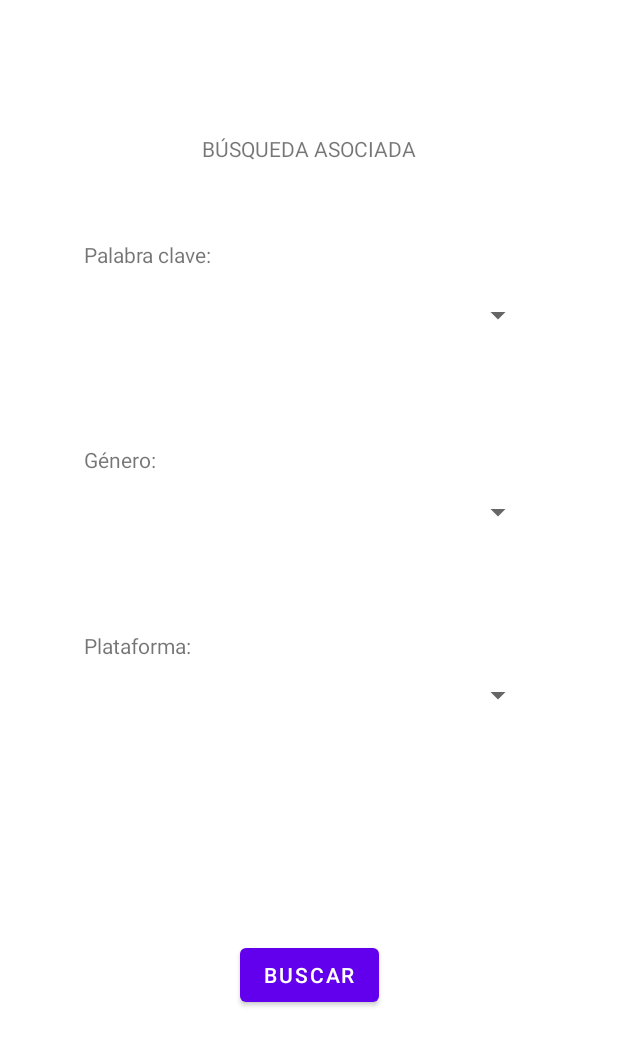
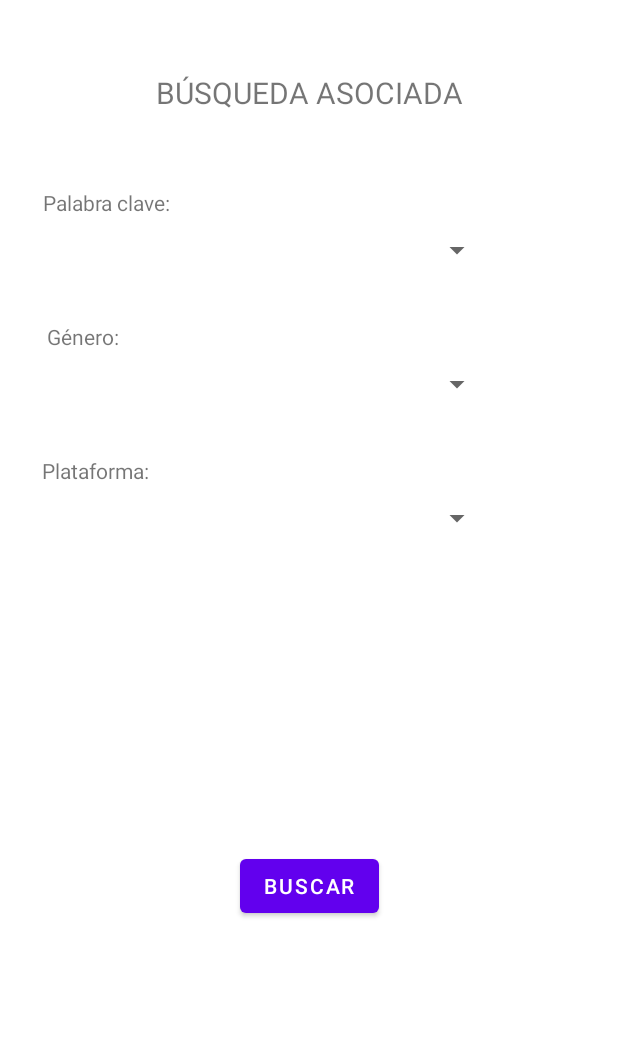
Before and after one commit to AronCold/VideogameStudio, an Android app: the layout activity_related_search.xml on its own in the app's theme, with its tools: preview values and no code run, on a phone screen of 412 x 824 dp. Shown: the top 1046 px of the screen. Run offline under Robolectric (Android 15) with nearby library versions, the phone set to English and light mode, and no system bars.

Commit message:
Solo faltan detalles.

```diff
--- a/app/src/main/java/com/example/videogamestudio/model/Videogame.kt
+++ b/app/src/main/java/com/example/videogamestudio/model/Videogame.kt
@@ -8,8 +8,8 @@ import java.util.*
 
 class Videogame(
     val name:String, val releaseDate:Date,
-    val genres: List<Genre>, val involved_companies: MutableList<InvolvedCompany>,
-    val platforms: MutableList<Platform>, val image:String,
+    val genres: List<String>, val involved_companies: List<String>,
+    val platforms: List<String>, val image:String,
     val aggregated_rating: Double, val summary: String, val id : Int, val keywords : List<String>) : Serializable
 {
 }
--- a/app/src/main/res/layout/activity_related_search.xml
+++ b/app/src/main/res/layout/activity_related_search.xml
@@ -11,82 +11,82 @@
         android:layout_width="wrap_content"
         android:layout_height="wrap_content"
         android:text="BÚSQUEDA ASOCIADA"
-        app:layout_constraintBottom_toTopOf="@+id/spinnerKeyword"
+        android:textSize="20sp"
+        app:layout_constraintBottom_toBottomOf="parent"
         app:layout_constraintEnd_toEndOf="parent"
         app:layout_constraintStart_toStartOf="parent"
-        app:layout_constraintTop_toTopOf="parent" />
+        app:layout_constraintTop_toTopOf="parent"
+        app:layout_constraintVertical_bias="0.060000002" />
 
     <TextView
         android:id="@+id/textkeyword"
         android:layout_width="wrap_content"
         android:layout_height="wrap_content"
+        android:layout_marginStart="10dp"
+        android:layout_marginTop="50dp"
+        android:layout_marginEnd="280dp"
         android:text="Palabra clave:"
-        app:layout_constraintBottom_toTopOf="@+id/spinnerKeyword"
         app:layout_constraintEnd_toEndOf="parent"
-        app:layout_constraintHorizontal_bias="0.0"
-        app:layout_constraintStart_toStartOf="@+id/spinnerKeyword"
-        app:layout_constraintTop_toTopOf="parent"
-        app:layout_constraintVertical_bias="0.894" />
+        app:layout_constraintStart_toStartOf="parent"
+        app:layout_constraintTop_toBottomOf="@+id/test" />
 
     <Spinner
         android:id="@+id/spinnerKeyword"
         android:layout_width="300dp"
         android:layout_height="wrap_content"
-        android:layout_marginBottom="400dp"
+        android:layout_marginStart="10dp"
+        android:layout_marginTop="10dp"
+        android:layout_marginEnd="65dp"
         android:dropDownSelector="@color/purple_200"
-        app:layout_constraintBottom_toBottomOf="parent"
-        app:layout_constraintEnd_toEndOf="@+id/test"
+        app:layout_constraintEnd_toEndOf="parent"
         app:layout_constraintHorizontal_bias="0.504"
-        app:layout_constraintStart_toStartOf="@+id/test"
-        app:layout_constraintTop_toTopOf="parent"
-        app:layout_constraintVertical_bias="0.495"
+        app:layout_constraintStart_toStartOf="parent"
+        app:layout_constraintTop_toBottomOf="@+id/textkeyword"
         tools:visibility="visible" />
 
     <TextView
         android:id="@+id/textgenres"
         android:layout_width="wrap_content"
         android:layout_height="wrap_content"
+        android:layout_marginStart="10dp"
+        android:layout_marginTop="70dp"
+        android:layout_marginEnd="340dp"
         android:text="Género:"
-        app:layout_constraintBottom_toTopOf="@+id/spinnerGenre"
         app:layout_constraintEnd_toEndOf="parent"
-        app:layout_constraintHorizontal_bias="0.0"
-        app:layout_constraintStart_toStartOf="@+id/spinnerGenre"
-        app:layout_constraintTop_toBottomOf="@+id/textkeyword"
-        app:layout_constraintVertical_bias="0.9" />
+        app:layout_constraintStart_toStartOf="@+id/textkeyword"
+        app:layout_constraintTop_toBottomOf="@+id/textkeyword" />
 
     <Spinner
         android:id="@+id/spinnerGenre"
         android:layout_width="300dp"
         android:layout_height="wrap_content"
-        app:layout_constraintBottom_toBottomOf="parent"
+        android:layout_marginTop="10dp"
         app:layout_constraintEnd_toEndOf="@+id/spinnerKeyword"
         app:layout_constraintHorizontal_bias="0.0"
         app:layout_constraintStart_toStartOf="@+id/spinnerKeyword"
-        app:layout_constraintTop_toBottomOf="@+id/spinnerKeyword"
-        app:layout_constraintVertical_bias="0.186" />
+        app:layout_constraintTop_toBottomOf="@+id/textgenres" />
 
     <TextView
         android:id="@+id/textplatforms"
         android:layout_width="wrap_content"
         android:layout_height="wrap_content"
+        android:layout_marginStart="10dp"
+        android:layout_marginTop="70dp"
+        android:layout_marginEnd="295dp"
         android:text="Plataforma:"
-        app:layout_constraintBottom_toTopOf="@+id/spinnerPlatform"
         app:layout_constraintEnd_toEndOf="parent"
-        app:layout_constraintHorizontal_bias="0.0"
-        app:layout_constraintStart_toStartOf="@+id/spinnerPlatform"
-        app:layout_constraintTop_toBottomOf="@+id/textgenres"
-        app:layout_constraintVertical_bias="0.9" />
+        app:layout_constraintStart_toStartOf="parent"
+        app:layout_constraintTop_toBottomOf="@+id/textgenres" />
 
     <Spinner
         android:id="@+id/spinnerPlatform"
         android:layout_width="300dp"
         android:layout_height="wrap_content"
-        app:layout_constraintBottom_toBottomOf="parent"
+        android:layout_marginTop="10dp"
         app:layout_constraintEnd_toEndOf="@+id/spinnerGenre"
         app:layout_constraintHorizontal_bias="0.0"
         app:layout_constraintStart_toStartOf="@+id/spinnerGenre"
-        app:layout_constraintTop_toBottomOf="@+id/spinnerGenre"
-        app:layout_constraintVertical_bias="0.22" />
+        app:layout_constraintTop_toBottomOf="@+id/textplatforms" />
 
     <Button
         android:id="@+id/btnRelatedSearch"
@@ -94,8 +94,8 @@
         android:layout_height="wrap_content"
         android:text="Buscar"
         app:layout_constraintBottom_toBottomOf="parent"
-        app:layout_constraintEnd_toEndOf="@+id/spinnerPlatform"
-        app:layout_constraintStart_toStartOf="@+id/spinnerPlatform"
+        app:layout_constraintEnd_toEndOf="parent"
+        app:layout_constraintStart_toStartOf="parent"
         app:layout_constraintTop_toBottomOf="@+id/spinnerPlatform" />
 
 </androidx.constraintlayout.widget.ConstraintLayout>
```
Also changed, not shown: app/src/main/java/com/example/videogamestudio/JuegoActivity.kt (+30 -8 lines), app/src/main/java/com/example/videogamestudio/network/Network.kt (+8 -2 lines), app/src/main/java/com/example/videogamestudio/view/MainActivity.kt (+13 -3 lines), app/src/main/java/com/example/videogamestudio/view/VideogameAdapter.kt (+15 -4 lines), app/src/main/res/layout/activity_juego.xml (+52 -24 lines), app/src/main/res/layout/item_videogame.xml (+8 -6 lines).
